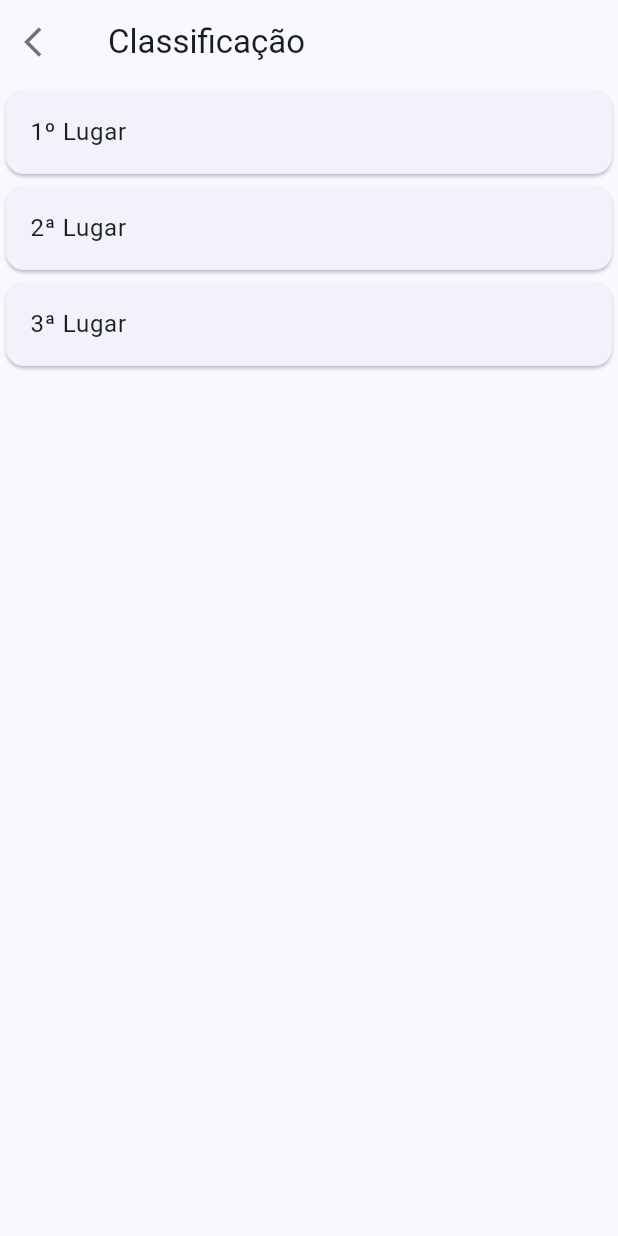
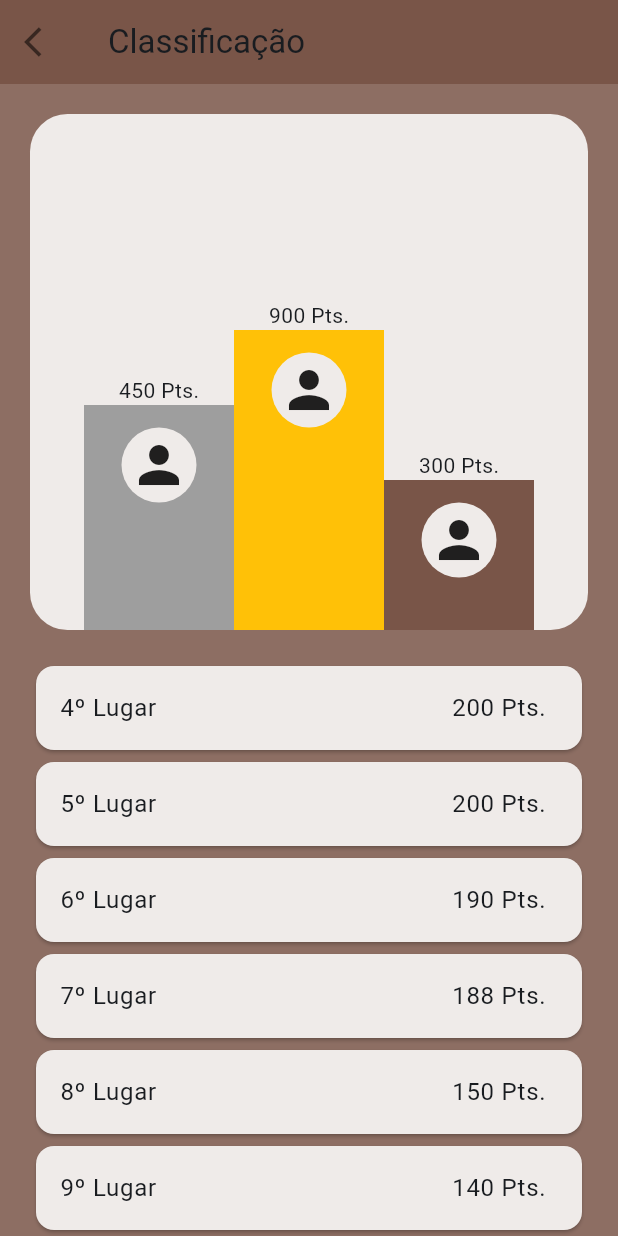
Before and after one commit to jeanarthur/app_perguntas_educacionais, a Flutter app: the Ranking screen opened by its route, on a phone screen of 412 x 824 dp. Run offline on Flutter 3.47's test engine with Material 3 defaults, Android fonts, the phone set to English and light mode, and no system bars; our stand-ins replace go_router.

Commit message:
feat: adiciona layout tela classificacao

```diff
--- /dev/null
+++ b/lib/ui/ranking/widgets/ranking_list.dart
@@ -0,0 +1,62 @@
+import 'package:flutter/material.dart';
+
+class RankingList extends StatelessWidget {
+  const RankingList({
+    super.key,
+  });
+
+  @override
+  Widget build(BuildContext context) {
+    return Expanded(
+      child: Padding(
+        padding: EdgeInsets.symmetric(horizontal: 20),
+          child: ListView(
+          children: [
+            Card(color: Colors.brown[50], child: ListTile(title: Row(
+              mainAxisAlignment: MainAxisAlignment.spaceBetween,
+              children: [
+                Text('4º Lugar'),
+                Text('200 Pts.')
+              ],
+            ))),
+            Card(color: Colors.brown[50], child: ListTile(title: Row(
+              mainAxisAlignment: MainAxisAlignment.spaceBetween,
+              children: [
+                Text('5º Lugar'),
+                Text('200 Pts.')
+              ],
+            ))),
+            Card(color: Colors.brown[50], child: ListTile(title: Row(
+              mainAxisAlignment: MainAxisAlignment.spaceBetween,
+              children: [
+                Text('6º Lugar'),
+                Text('190 Pts.')
+              ],
+            ))),
+            Card(color: Colors.brown[50], child: ListTile(title: Row(
+              mainAxisAlignment: MainAxisAlignment.spaceBetween,
+              children: [
+                Text('7º Lugar'),
+                Text('188 Pts.')
+              ],
+            ))),
+            Card(color: Colors.brown[50], child: ListTile(title: Row(
+              mainAxisAlignment: MainAxisAlignment.spaceBetween,
+              children: [
+                Text('8º Lugar'),
+                Text('150 Pts.')
+              ],
+            ))),
+            Card(color: Colors.brown[50], child: ListTile(title: Row(
+              mainAxisAlignment: MainAxisAlignment.spaceBetween,
+              children: [
+                Text('9º Lugar'),
+                Text('140 Pts.')
+              ],
+            ))),
+          ],
+        ),
+      ),
+    );
+  }
+}
--- /dev/null
+++ b/lib/ui/ranking/widgets/ranking_podium.dart
@@ -0,0 +1,115 @@
+import 'package:flutter/material.dart';
+
+class RankingPodium extends StatelessWidget {
+  const RankingPodium({
+    super.key,
+  });
+
+  @override
+  Widget build(BuildContext context) {
+    return Expanded(
+      child: Padding(
+        padding: EdgeInsets.all(20),
+        child: Container(
+          decoration: BoxDecoration(
+            borderRadius: BorderRadius.circular(25),
+            color: Colors.brown[50],
+          ),
+          child: Row(
+            mainAxisAlignment: MainAxisAlignment.center,
+            crossAxisAlignment: CrossAxisAlignment.end,
+            children: [
+              Column(
+                mainAxisAlignment: MainAxisAlignment.end,
+                children: [
+                  Text("450 Pts."),
+                  Container(
+                    color: Colors.grey,
+                    height: 150,
+                    width: 100,
+                    child: Padding(
+                      padding: EdgeInsets.all(15),
+                      child: Align(
+                        alignment: Alignment.topCenter,
+                        child: Container(
+                          decoration: BoxDecoration(
+                            borderRadius: BorderRadius.circular(50),
+                            color: Colors.brown[50],
+                          ),
+                          height: 50,
+                          width: 50,
+                          child: Align(
+                            alignment: Alignment.center,
+                            child: Icon(Icons.person, size: 40),
+                          ),
+                        ),
+                      ),
+                    ),
+                  )
+                ],
+              ),
+              Column(
+                mainAxisAlignment: MainAxisAlignment.end,
+                children: [
+                  Text("900 Pts."),
+                  Container(
+                    color: Colors.amber,
+                    height: 200,
+                    width: 100,
+                    child: Padding(
+                      padding: EdgeInsets.all(15),
+                      child: Align(
+                        alignment: Alignment.topCenter,
+                        child: Container(
+                          decoration: BoxDecoration(
+                            borderRadius: BorderRadius.circular(50),
+                            color: Colors.brown[50],
+                          ),
+                          height: 50,
+                          width: 50,
+                          child: Align(
+                            alignment: Alignment.center,
+                            child: Icon(Icons.person, size: 40),
+                          ),
+                        ),
+                      ),
+                    ),
+                  ),
+                ],
+              ),
+              Column(
+                mainAxisAlignment: MainAxisAlignment.end,
+                children: [
+                  Text("300 Pts."),
+                  Container(
+                    color: Colors.brown,
+                    height: 100,
+                    width: 100,
+                    child: Padding(
+                      padding: EdgeInsets.all(15),
+                      child: Align(
+                        alignment: Alignment.topCenter,
+                        child: Container(
+                          decoration: BoxDecoration(
+                            borderRadius: BorderRadius.circular(50),
+                            color: Colors.brown[50],
+                          ),
+                          height: 50,
+                          width: 50,
+                          child: Align(
+                            alignment: Alignment.center,
+                            child: Icon(Icons.person, size: 40),
+                          ),
+                        ),
+                      ),
+                    ),
+                  ),
+                ],
+              ),
+            ],
+          ),
+        ),
+      ),
+    );
+  }
+}
--- a/lib/ui/ranking/widgets/ranking_screen.dart
+++ b/lib/ui/ranking/widgets/ranking_screen.dart
@@ -1,4 +1,6 @@
 import 'package:app_perguntas_educacionais/routing/routes.dart';
+import 'package:app_perguntas_educacionais/ui/ranking/widgets/ranking_list.dart';
+import 'package:app_perguntas_educacionais/ui/ranking/widgets/ranking_podium.dart';
 import 'package:flutter/material.dart';
 import 'package:go_router/go_router.dart';
 
@@ -7,8 +9,14 @@ class Ranking extends StatelessWidget {
 
   @override
   Widget build(BuildContext context) {
-    return Scaffold(
+    return Container(
+      decoration: BoxDecoration(
+        color: Colors.brown[400]
+      ),
+      child: Scaffold(
+        backgroundColor: Colors.transparent,
         appBar: AppBar(
+          backgroundColor: Colors.brown,
           title: Text("Classificação"),
           leading: InkWell(
             onTap: () {
@@ -24,16 +32,10 @@ class Ranking extends StatelessWidget {
           child: Column(
             mainAxisAlignment: MainAxisAlignment.center,
             children: [
-            Expanded(
-              child: ListView(
-                children: [
-                  Card(child: ListTile(title: Text('1º Lugar'))),
-                  Card(child: ListTile(title: Text('2ª Lugar'))),
-                  Card(child: ListTile(title: Text('3ª Lugar'))),
+              RankingPodium(),
+              RankingList(),
             ],
           ),
-            ),
-          ],
         ),
       ),
     );
```
Lines whose indentation alone changed are shown as unchanged.
